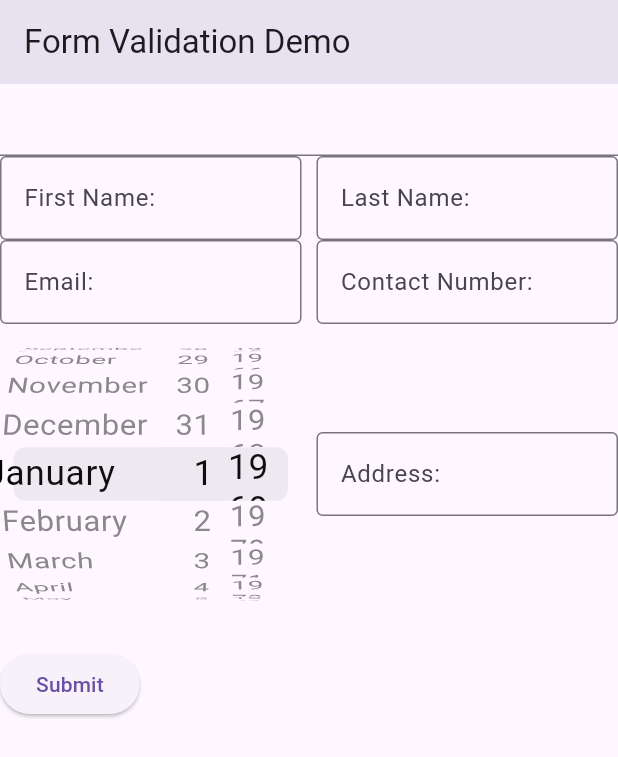
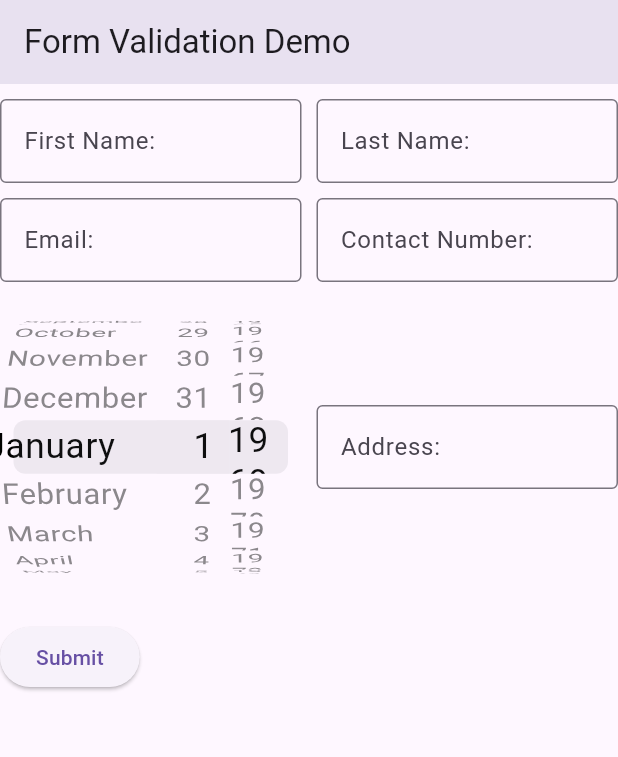
Before and after one commit to fheise1/incw10--MAD-, a Flutter app: the screen it shows after launch, on a phone screen of 412 x 824 dp. Shown: the top 757 px of the screen. Run offline on Flutter 3.47's test engine with Material 3 defaults, Android fonts, the phone set to English and light mode, and no system bars.

```diff
--- a/lib/main.dart
+++ b/lib/main.dart
@@ -32,6 +32,11 @@ class MyCustomForm extends StatefulWidget {
   }
 }
 
+final TextEditingController _firstNameController = TextEditingController();
+final TextEditingController _lastNameController = TextEditingController();
+final TextEditingController _emailController = TextEditingController();
+final TextEditingController _addressController = TextEditingController();
+
 // Create a corresponding State class.
 // This class holds data related to the form.
 class MyCustomFormState extends State<MyCustomForm> {
@@ -42,14 +47,6 @@ class MyCustomFormState extends State<MyCustomForm> {
   // not a GlobalKey<MyCustomFormState>.
   final _formKey = GlobalKey<FormState>();
 
-  // Controllers for the text fields
-  final TextEditingController _firstNameController = TextEditingController();
-  final TextEditingController _lastNameController = TextEditingController();
-  final TextEditingController _emailController = TextEditingController();
-  final TextEditingController _addressController = TextEditingController();
-
-
-
   @override
   Widget build(BuildContext context) {
     // Build a Form widget using the _formKey created above.
@@ -58,7 +55,7 @@ class MyCustomFormState extends State<MyCustomForm> {
       child: Column(
         crossAxisAlignment: CrossAxisAlignment.start,
         children: [
-          TextFormField(
+        /*  TextFormField(
             // The validator receives the text that the user has entered.
             validator: (value) {
               if (value == null || value.isEmpty) {
@@ -67,6 +64,8 @@ class MyCustomFormState extends State<MyCustomForm> {
               return null;
             },
           ),
+        */
+          const SizedBox(height: 10),
           Row(
             mainAxisAlignment: MainAxisAlignment.spaceBetween,
             children: [
@@ -93,6 +92,7 @@ class MyCustomFormState extends State<MyCustomForm> {
               ),
             ],
           ),
+          const SizedBox(height: 10),
           Row(
             mainAxisAlignment: MainAxisAlignment.spaceBetween,
             children: [
@@ -119,6 +119,7 @@ class MyCustomFormState extends State<MyCustomForm> {
               ),
             ],
           ),
+          const SizedBox(height: 10),
           Row(
             mainAxisAlignment: MainAxisAlignment.spaceBetween,
             children: [
```
